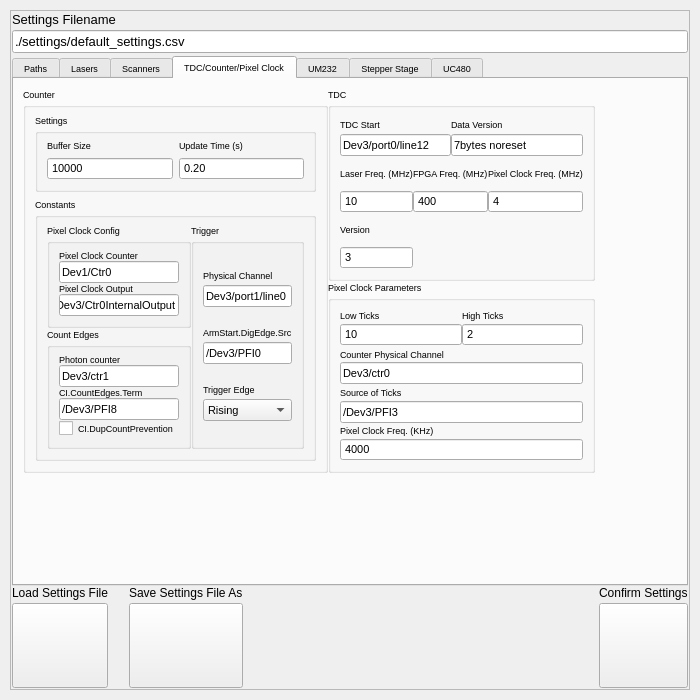
The window that gui/settingswindow.ui (Th3Tr00p3r/gSTED-sFCS) describes before a commit, drawn with Qt 5.
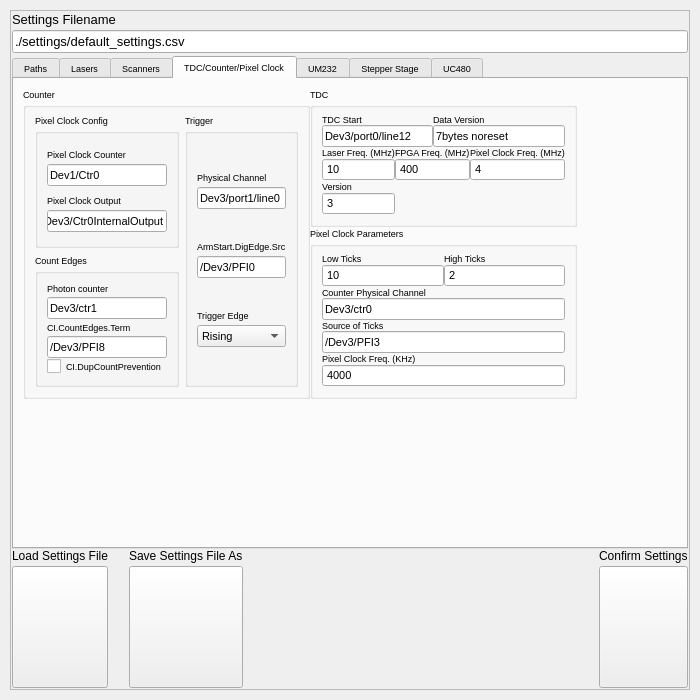
The same window after the commit. The open tabs and pages were chosen to show the change. Icons and pictures are not drawn.

```diff
--- a/gui/settingswindow.ui
+++ b/gui/settingswindow.ui
@@ -561,44 +561,6 @@
                  </item>
                 </layout>
                </item>
-               <item row="1" column="0">
-                <layout class="QVBoxLayout" name="verticalLayout_35">
-                 <item>
-                  <widget class="QLabel" name="label_31">
-                   <property name="maximumSize">
-                    <size>
-                     <width>16777215</width>
-                     <height>20</height>
-                    </size>
-                   </property>
-                   <property name="text">
-                    <string>Update Time (s)</string>
-                   </property>
-                  </widget>
-                 </item>
-                 <item>
-                  <widget class="QSpinBox" name="depUpdateTime">
-                   <property name="maximumSize">
-                    <size>
-                     <width>16777215</width>
-                     <height>24</height>
-                    </size>
-                   </property>
-                   <property name="font">
-                    <font>
-                     <pointsize>8</pointsize>
-                    </font>
-                   </property>
-                   <property name="buttonSymbols">
-                    <enum>QAbstractSpinBox::NoButtons</enum>
-                   </property>
-                   <property name="value">
-                    <number>10</number>
-                   </property>
-                  </widget>
-                 </item>
-                </layout>
-               </item>
                <item row="1" column="1">
                 <layout class="QVBoxLayout" name="verticalLayout_68">
                  <item>
@@ -1401,119 +1363,26 @@
              <number>0</number>
             </property>
             <item row="0" column="0">
-             <layout class="QHBoxLayout" name="horizontalLayout_4">
+             <layout class="QHBoxLayout" name="horizontalLayout_4" stretch="1,100000">
               <item>
                <widget class="QGroupBox" name="groupBox_5">
                 <property name="title">
                  <string>Counter</string>
                 </property>
-                <layout class="QGridLayout" name="gridLayout_14">
-                 <item row="0" column="0">
-                  <layout class="QVBoxLayout" name="verticalLayout_38" stretch="0,1">
-                   <item>
-                    <widget class="QGroupBox" name="groupBox_6">
-                     <property name="title">
-                      <string>Settings</string>
-                     </property>
                      <layout class="QGridLayout" name="gridLayout_13">
                       <item row="0" column="0">
-                       <layout class="QVBoxLayout" name="verticalLayout_27">
-                        <item>
-                         <widget class="QLabel" name="label_33">
-                          <property name="maximumSize">
-                           <size>
-                            <width>16777215</width>
-                            <height>20</height>
-                           </size>
-                          </property>
-                          <property name="text">
-                           <string>Buffer Size</string>
-                          </property>
-                         </widget>
-                        </item>
-                        <item>
-                         <widget class="QSpinBox" name="counterBufferSizeSpinner">
-                          <property name="font">
-                           <font>
-                            <pointsize>8</pointsize>
-                           </font>
-                          </property>
-                          <property name="buttonSymbols">
-                           <enum>QAbstractSpinBox::NoButtons</enum>
-                          </property>
-                          <property name="maximum">
-                           <number>9999999</number>
-                          </property>
-                          <property name="value">
-                           <number>10000</number>
-                          </property>
-                         </widget>
-                        </item>
-                       </layout>
-                      </item>
-                      <item row="0" column="1">
-                       <layout class="QVBoxLayout" name="verticalLayout_28">
-                        <item>
-                         <widget class="QLabel" name="label_34">
-                          <property name="maximumSize">
-                           <size>
-                            <width>16777215</width>
-                            <height>20</height>
-                           </size>
-                          </property>
-                          <property name="text">
-                           <string>Update Time (s)</string>
-                          </property>
-                         </widget>
-                        </item>
-                        <item>
-                         <widget class="QDoubleSpinBox" name="counterUpdateTime">
-                          <property name="font">
-                           <font>
-                            <pointsize>8</pointsize>
-                           </font>
-                          </property>
-                          <property name="buttonSymbols">
-                           <enum>QAbstractSpinBox::NoButtons</enum>
-                          </property>
-                          <property name="minimum">
-                           <double>0.010000000000000</double>
-                          </property>
-                          <property name="maximum">
-                           <double>1.000000000000000</double>
-                          </property>
-                          <property name="value">
-                           <double>0.200000000000000</double>
-                          </property>
-                         </widget>
-                        </item>
-                       </layout>
-                      </item>
-                     </layout>
-                    </widget>
-                   </item>
-                   <item>
-                    <widget class="QGroupBox" name="groupBox_7">
-                     <property name="title">
-                      <string>Constants</string>
-                     </property>
-                     <layout class="QGridLayout" name="gridLayout_19">
-                      <property name="spacing">
-                       <number>0</number>
-                      </property>
-                      <item row="0" column="0">
                        <widget class="QGroupBox" name="groupBox_9">
                         <property name="title">
                          <string>Pixel Clock Config</string>
                         </property>
-                        <layout class="QVBoxLayout" name="verticalLayout_22">
+                   <layout class="QVBoxLayout" name="verticalLayout_27">
                          <property name="spacing">
                           <number>0</number>
                          </property>
                          <item>
-                          <layout class="QVBoxLayout" name="verticalLayout_42">
+                     <layout class="QVBoxLayout" name="verticalLayout_48">
                            <item>
-                            <widget class="QLabel" name="label_40">
+                       <widget class="QLabel" name="label_45">
                              <property name="maximumSize">
                               <size>
                                <width>16777215</width>
@@ -1540,9 +1409,9 @@
                           </layout>
                          </item>
                          <item>
-                          <layout class="QVBoxLayout" name="verticalLayout_44">
+                     <layout class="QVBoxLayout" name="verticalLayout_52">
                            <item>
-                            <widget class="QLabel" name="label_42">
+                       <widget class="QLabel" name="label_46">
                              <property name="maximumSize">
                               <size>
                                <width>16777215</width>
@@ -1576,14 +1445,14 @@
                         <property name="title">
                          <string>Trigger</string>
                         </property>
-                        <layout class="QVBoxLayout" name="verticalLayout_25">
+                   <layout class="QVBoxLayout" name="verticalLayout_28">
                          <property name="spacing">
                           <number>0</number>
                          </property>
                          <item>
-                          <layout class="QVBoxLayout" name="verticalLayout_23">
+                     <layout class="QVBoxLayout" name="verticalLayout_38">
                            <item>
-                            <widget class="QLabel" name="label_19">
+                       <widget class="QLabel" name="label_33">
                              <property name="maximumSize">
                               <size>
                                <width>16777215</width>
@@ -1610,9 +1479,9 @@
                           </layout>
                          </item>
                          <item>
-                          <layout class="QVBoxLayout" name="verticalLayout_24">
+                     <layout class="QVBoxLayout" name="verticalLayout_53">
                            <item>
-                            <widget class="QLabel" name="label_20">
+                       <widget class="QLabel" name="label_34">
                              <property name="maximumSize">
                               <size>
                                <width>16777215</width>
@@ -1639,9 +1508,9 @@
                           </layout>
                          </item>
                          <item>
-                          <layout class="QVBoxLayout" name="verticalLayout_37">
+                     <layout class="QVBoxLayout" name="verticalLayout_54">
                            <item>
-                            <widget class="QLabel" name="label_35">
+                       <widget class="QLabel" name="label_37">
                              <property name="maximumSize">
                               <size>
                                <width>16777215</width>
@@ -1685,14 +1554,14 @@
                         <property name="title">
                          <string>Count Edges</string>
                         </property>
-                        <layout class="QVBoxLayout" name="verticalLayout_31">
+                   <layout class="QVBoxLayout" name="verticalLayout_55">
                          <property name="spacing">
                           <number>0</number>
                          </property>
                          <item>
-                          <layout class="QVBoxLayout" name="verticalLayout_26">
+                     <layout class="QVBoxLayout" name="verticalLayout_56">
                            <item>
-                            <widget class="QLabel" name="label_21">
+                       <widget class="QLabel" name="label_47">
                              <property name="maximumSize">
                               <size>
                                <width>16777215</width>
@@ -1705,7 +1574,7 @@
                             </widget>
                            </item>
                            <item>
-                            <widget class="QLineEdit" name="counterPhotonCounter">
+                       <widget class="QLineEdit" name="counterAddress">
                              <property name="font">
                               <font>
                                <pointsize>8</pointsize>
@@ -1719,9 +1588,9 @@
                           </layout>
                          </item>
                          <item>
-                          <layout class="QVBoxLayout" name="verticalLayout_29">
+                     <layout class="QVBoxLayout" name="verticalLayout_57">
                            <item>
-                            <widget class="QLabel" name="label_22">
+                       <widget class="QLabel" name="label_48">
                              <property name="maximumSize">
                               <size>
                                <width>16777215</width>
@@ -1760,11 +1629,6 @@
                      </layout>
                     </widget>
                    </item>
-                  </layout>
-                 </item>
-                </layout>
-               </widget>
-              </item>
               <item>
                <layout class="QVBoxLayout" name="verticalLayout_83">
                 <item>
@@ -2543,20 +2407,20 @@
             <item>
              <widget class="QLabel" name="label_88">
               <property name="text">
-               <string>Video Interval</string>
+               <string>Place Holder</string>
               </property>
              </widget>
             </item>
             <item>
-             <widget class="QDoubleSpinBox" name="uc480VidIntrvl">
+             <widget class="QDoubleSpinBox" name="uc480PlaceHolder">
               <property name="buttonSymbols">
                <enum>QAbstractSpinBox::NoButtons</enum>
               </property>
               <property name="decimals">
-               <number>3</number>
+               <number>2</number>
               </property>
               <property name="minimum">
-               <double>0.010000000000000</double>
+               <double>0.000000000000000</double>
               </property>
               <property name="maximum">
                <double>5.000000000000000</double>
@@ -2568,7 +2432,7 @@
                <enum>QAbstractSpinBox::AdaptiveDecimalStepType</enum>
               </property>
               <property name="value">
-               <double>0.300000000000000</double>
+               <double>0.000000000000000</double>
               </property>
              </widget>
             </item>
```
Lines whose indentation alone changed are shown as unchanged.
